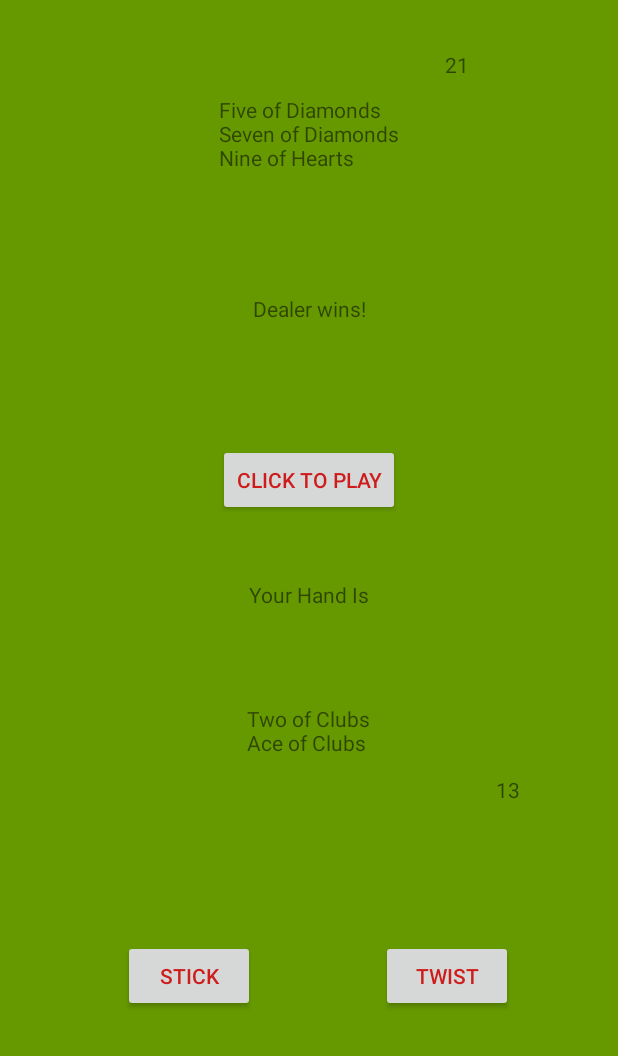
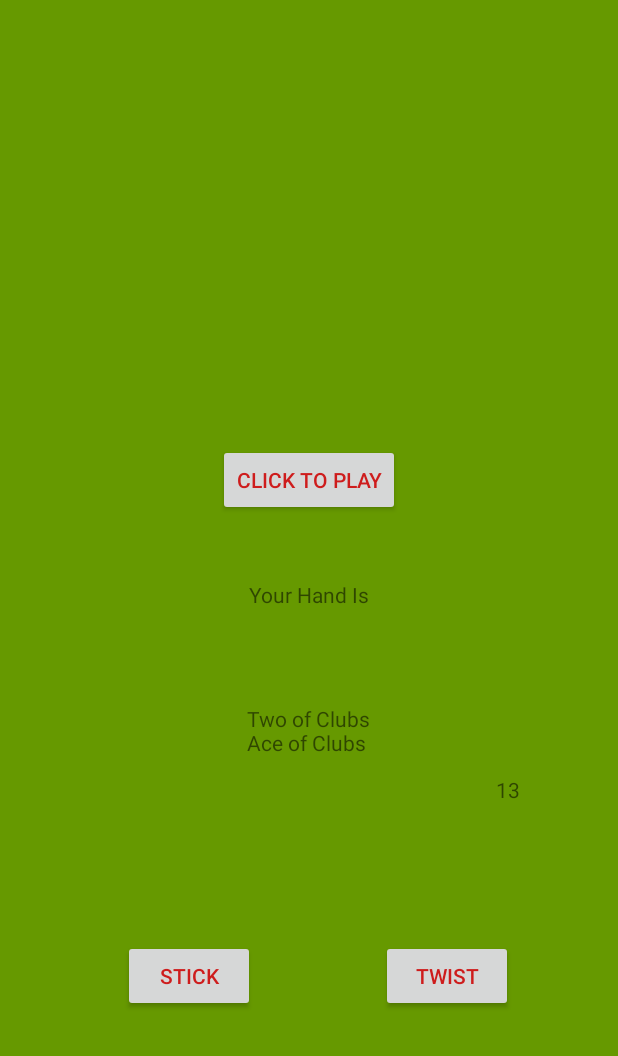
Before and after one commit to alistairkane92/BlackJack, an Android app: the GameActivity screen opened directly, with no data from a screen before it, after a tap on "CLICK TO PLAY", on a phone screen of 412 x 824 dp, the part 180-1236 px from its top. Run offline under Robolectric (Android 15) with nearby library versions, the phone set to English and light mode, and no system bars; 2 other taps on this screen came first.

Commit message:
resets dealerTextViews and values each turn

```diff
--- a/BlackJackProject/app/src/main/java/com/example/user/blackjackproject/Game.java
+++ b/BlackJackProject/app/src/main/java/com/example/user/blackjackproject/Game.java
@@ -30,6 +30,7 @@ public class Game {
     }
 
     public void deal(){
+
         dealer.returnCards();
         dealer.resetHandValue();
         player.resetHandValue();
--- a/BlackJackProject/app/src/main/java/com/example/user/blackjackproject/GameActivity.java
+++ b/BlackJackProject/app/src/main/java/com/example/user/blackjackproject/GameActivity.java
@@ -43,6 +43,10 @@ public class GameActivity extends AppCompatActivity {
 
 
     public void startGame(View view) {
+        dealerHandTv.setText("");
+        dealerHandValueTv.setText("");
+        showWinnerTv.setText("");
+
         newGame.deal();
         handDisplayTv.setText(newGame.showUserHand());
         handValueTv.setText(newGame.showUserHandValue().toString());
```
